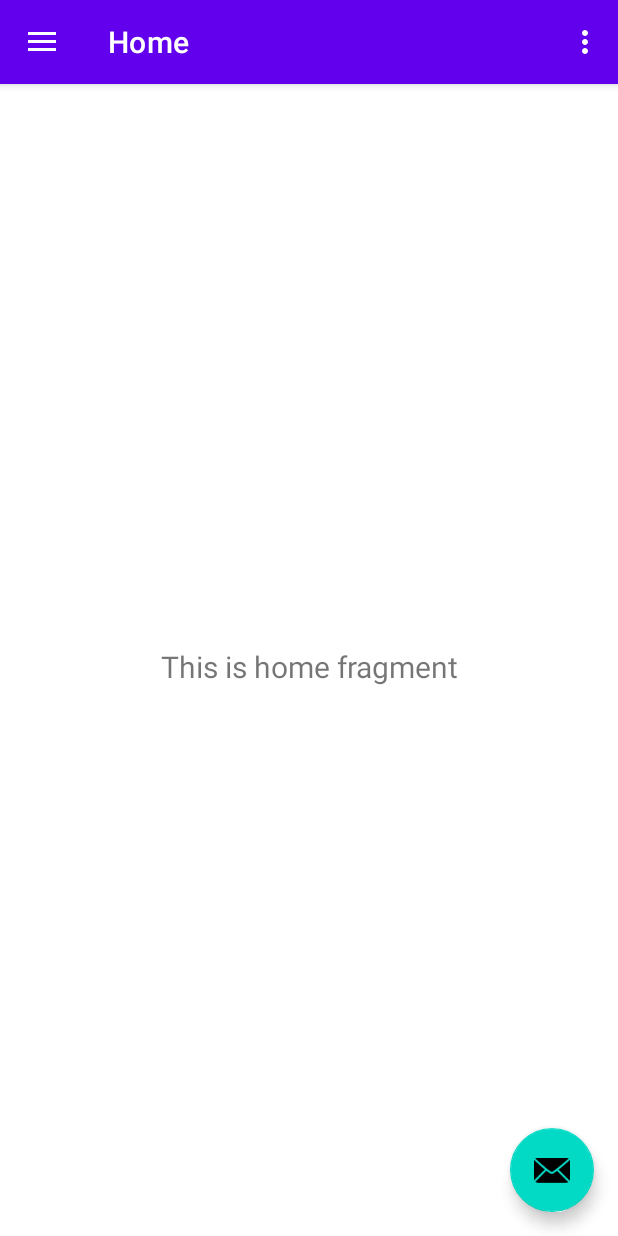
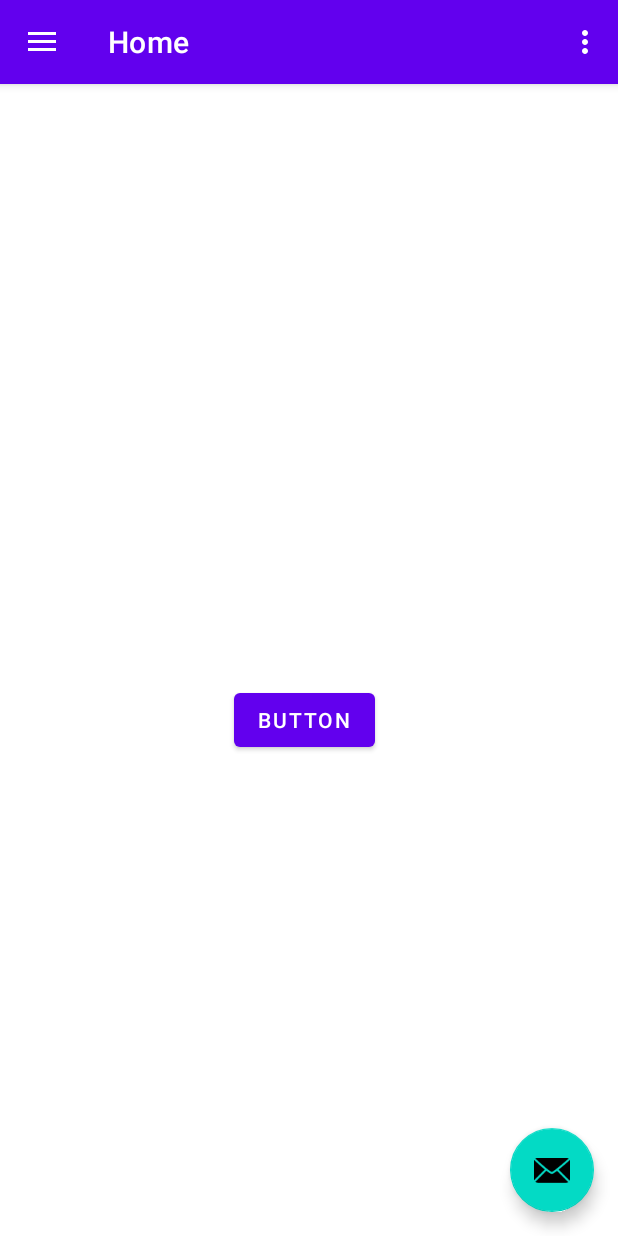
Before and after one commit to Erick-Pines/HackMTY_2021_TheFourBotmen, an Android app: the screen it shows after launch (MainActivity), on a phone screen of 412 x 824 dp. Run offline under Robolectric (Android 15) with nearby library versions, the phone set to English and light mode, and no system bars; our stand-ins replace Volley, navigation-ui.

Commit message:
Json GET from server
App gets retreives and stores JSON data from server

```diff
--- a/App/app/build.gradle
+++ b/App/app/build.gradle
@@ -42,4 +42,7 @@ dependencies {
     testImplementation 'junit:junit:4.+'
     androidTestImplementation 'androidx.test.ext:junit:1.1.2'
     androidTestImplementation 'androidx.test.espresso:espresso-core:3.3.0'
+    implementation 'com.squareup.okhttp3:okhttp:3.10.0'
+    implementation 'com.google.code.gson:gson:2.8.5'
+    implementation 'com.android.volley:volley:1.1.1'
 }
--- a/App/app/src/main/AndroidManifest.xml
+++ b/App/app/src/main/AndroidManifest.xml
@@ -2,13 +2,15 @@
 <manifest xmlns:android="http://schemas.android.com/apk/res/android"
     package="com.thefourbotmen.hackmty">
 
+    <uses-permission android:name="android.permission.INTERNET" />
     <application
         android:allowBackup="true"
         android:icon="@mipmap/ic_launcher"
         android:label="@string/app_name"
         android:roundIcon="@mipmap/ic_launcher_round"
         android:supportsRtl="true"
-        android:theme="@style/Theme.HackMTY">
+        android:theme="@style/Theme.HackMTY"
+        android:usesCleartextTraffic="true">
         <activity
             android:name=".MainActivity"
             android:exported="true"
--- a/App/app/src/main/java/com/thefourbotmen/hackmty/ui/home/HomeFragment.java
+++ b/App/app/src/main/java/com/thefourbotmen/hackmty/ui/home/HomeFragment.java
@@ -1,10 +1,13 @@
 package com.thefourbotmen.hackmty.ui.home;
 
 import android.os.Bundle;
+import android.util.Log;
 import android.view.LayoutInflater;
 import android.view.View;
 import android.view.ViewGroup;
+import android.widget.Button;
 import android.widget.TextView;
+import android.widget.Toast;
 
 import androidx.annotation.NonNull;
 import androidx.annotation.Nullable;
@@ -12,29 +15,65 @@ import androidx.fragment.app.Fragment;
 import androidx.lifecycle.Observer;
 import androidx.lifecycle.ViewModelProvider;
 
+import com.android.volley.Request;
+import com.android.volley.RequestQueue;
+import com.android.volley.Response;
+import com.android.volley.VolleyError;
+import com.android.volley.toolbox.JsonObjectRequest;
+import com.android.volley.toolbox.StringRequest;
+import com.android.volley.toolbox.Volley;
+import com.google.gson.Gson;
 import com.thefourbotmen.hackmty.R;
+import com.thefourbotmen.hackmty.User;
 import com.thefourbotmen.hackmty.databinding.FragmentHomeBinding;
 
+import org.json.JSONException;
+import org.json.JSONObject;
+
 public class HomeFragment extends Fragment {
+
+    private static final String TAG = "HomeFragment";
 
     private HomeViewModel homeViewModel;
     private FragmentHomeBinding binding;
 
+    private JSONObject jsonObject;
+
+    private TextView txtResponse;
+    private TextView txtJson;
+
+    private Button btnShowResult;
+
     public View onCreateView(@NonNull LayoutInflater inflater,
                              ViewGroup container, Bundle savedInstanceState) {
+
         homeViewModel =
                 new ViewModelProvider(this).get(HomeViewModel.class);
 
         binding = FragmentHomeBinding.inflate(inflater, container, false);
         View root = binding.getRoot();
 
-        final TextView textView = binding.textHome;
+        //final TextView textView = binding.textHome;
         homeViewModel.getText().observe(getViewLifecycleOwner(), new Observer<String>() {
             @Override
             public void onChanged(@Nullable String s) {
-                textView.setText(s);
+                //textView.setText(s);
             }
         });
+
+        txtResponse = root.findViewById(R.id.resultText);
+        txtJson = root.findViewById(R.id.jsonText);
+
+        btnShowResult = root.findViewById(R.id.showResultBtn);
+
+        btnShowResult.setOnClickListener(new View.OnClickListener() {
+            @Override
+            public void onClick(View view) {
+                toastMessage("a");
+                request("json");
+            }
+        });
+
         return root;
     }
 
@@ -43,4 +82,64 @@ public class HomeFragment extends Fragment {
         super.onDestroyView();
         binding = null;
     }
+
+    public void request(String route){
+
+        RequestQueue queue = Volley.newRequestQueue(getContext());
+        String url ="http://192.168.1.81:3000/" + route;
+        String json = "";
+
+        JsonObjectRequest jsonObjectRequest = new JsonObjectRequest(Request.Method.GET, url, null,
+            new Response.Listener<JSONObject>() {
+                @Override
+                public void onResponse(JSONObject response) {
+                    jsonObject = response;
+                }
+            },
+            new Response.ErrorListener() {
+                @Override
+                public void onErrorResponse(VolleyError error) {
+                    txtResponse.setText("Error");
+                }
+        });
+
+        queue.add(jsonObjectRequest);
+
+        if(jsonObject != null) {
+            txtResponse.setText(jsonObject.toString());
+            try {
+                txtJson.setText(jsonObject.getString("name"));
+            } catch (JSONException e) {
+                e.printStackTrace();
+            }
+        }
+
+        // Request a string response from the provided URL.
+        /*StringRequest stringRequest = new StringRequest(Request.Method.GET, url,
+            new Response.Listener<String>() {
+                @Override
+                public void onResponse(String response) {
+                    //r = response;
+                    txtResponse.setText(response);
+                }
+            },
+            new Response.ErrorListener() {
+            @Override
+            public void onErrorResponse(VolleyError error) {
+                txtResponse.setText("Error");
+            }
+        });
+
+        queue.add(stringRequest);*/
+
+        //json = txtResponse.getText().toString();
+        //res = gson.fromJson(txtResponse.getText().toString(), User.class);
+        //Log.d(TAG, txtResponse.getText().toString());
+        //txtJson.setText("id: " + res.user_id + " name: \"" + res.name + " is_active: " + res.is_active);
+    }
+
+    private void toastMessage(String message) {
+        Toast.makeText(getActivity(), message, Toast.LENGTH_SHORT).show();
+    }
+
 }
--- a/App/app/src/main/res/layout/fragment_home.xml
+++ b/App/app/src/main/res/layout/fragment_home.xml
@@ -7,16 +7,43 @@
     tools:context=".ui.home.HomeFragment">
 
     <TextView
-        android:id="@+id/text_home"
+        android:id="@+id/resultText"
         android:layout_width="match_parent"
         android:layout_height="wrap_content"
         android:layout_marginStart="8dp"
         android:layout_marginTop="8dp"
         android:layout_marginEnd="8dp"
         android:textAlignment="center"
-        android:textSize="20sp"
+        android:textSize="24sp"
         app:layout_constraintBottom_toBottomOf="parent"
         app:layout_constraintEnd_toEndOf="parent"
+        app:layout_constraintHorizontal_bias="0.0"
         app:layout_constraintStart_toStartOf="parent"
-        app:layout_constraintTop_toTopOf="parent" />
+        app:layout_constraintTop_toTopOf="parent"
+        app:layout_constraintVertical_bias="0.494" />
+
+    <TextView
+        android:id="@+id/jsonText"
+        android:layout_width="match_parent"
+        android:layout_height="wrap_content"
+        android:layout_marginStart="8dp"
+        android:layout_marginTop="8dp"
+        android:layout_marginEnd="8dp"
+        android:textAlignment="center"
+        android:textSize="24sp"
+        app:layout_constraintBottom_toBottomOf="parent"
+        app:layout_constraintEnd_toEndOf="parent"
+        app:layout_constraintHorizontal_bias="1.0"
+        app:layout_constraintStart_toStartOf="parent"
+        app:layout_constraintTop_toTopOf="parent"
+        app:layout_constraintVertical_bias="0.397" />
+
+    <Button
+        android:id="@+id/showResultBtn"
+        android:layout_width="wrap_content"
+        android:layout_height="wrap_content"
+        android:layout_marginStart="156dp"
+        android:text="Button"
+        app:layout_constraintStart_toStartOf="parent"
+        app:layout_constraintTop_toBottomOf="@+id/resultText" />
 </androidx.constraintlayout.widget.ConstraintLayout>
```
Also changed, not shown: App/app/src/main/java/com/thefourbotmen/hackmty/User.java (added, +37 -0 lines).
